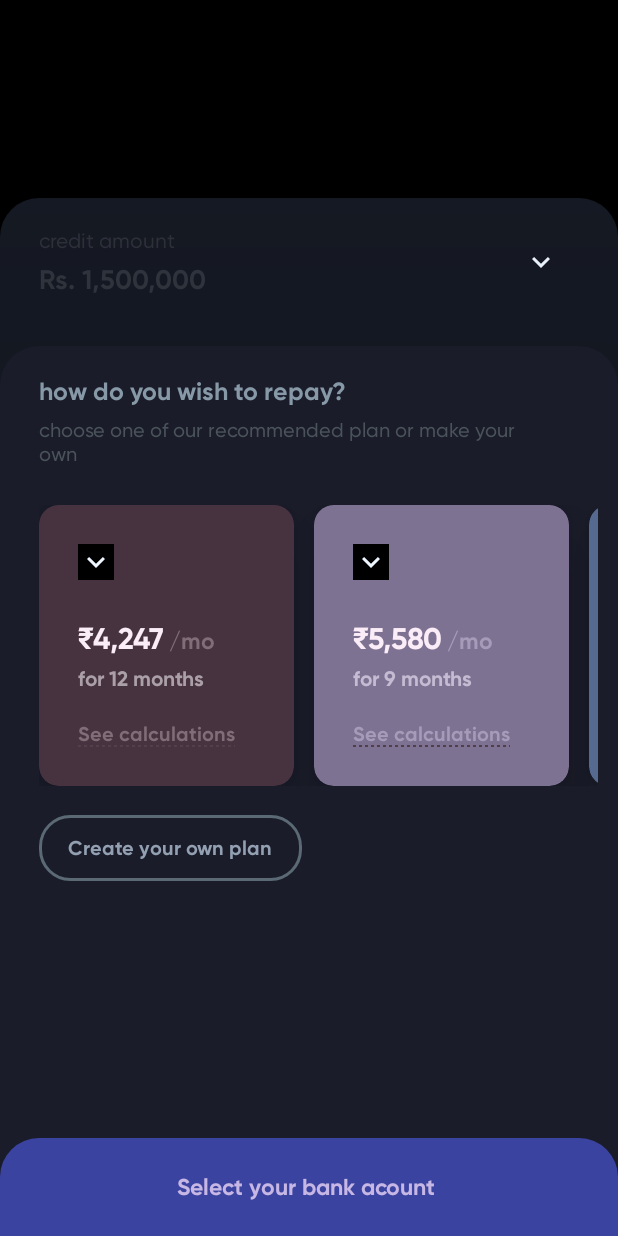
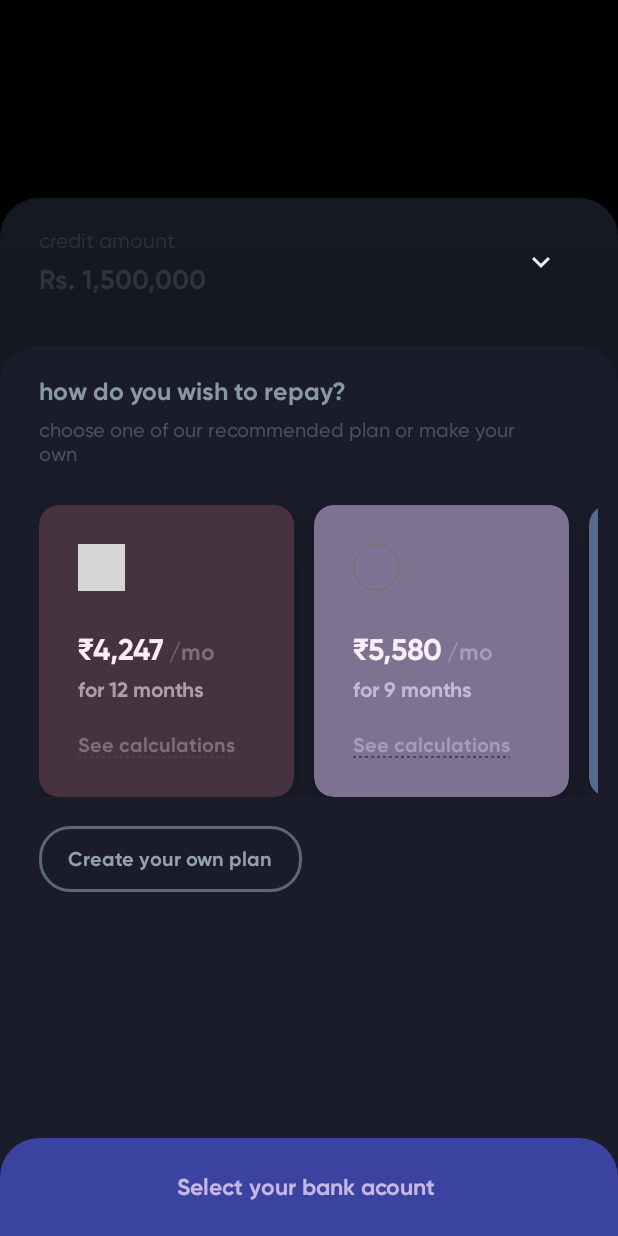
Before and after one commit to Tanvi-Goyal/StackApp, an Android app: the screen it shows after launch (MainActivity), after a tap on "Proceed to EMI selection", on a phone screen of 412 x 824 dp. Run offline under Robolectric (Android 15) with nearby library versions, the phone set to English and light mode, and no system bars; our stand-ins replace data binding, sdp/ssp sizes; plain views replace CircularSeekBar; grey boxes are pictures that could not be loaded.

Commit message:
repay option selector

```diff
--- a/app/src/main/java/com/stackapp/view/adapter/RepayPlanAdapter.kt
+++ b/app/src/main/java/com/stackapp/view/adapter/RepayPlanAdapter.kt
@@ -6,6 +6,7 @@ import android.text.Spanned
 import android.text.style.ForegroundColorSpan
 import android.text.style.RelativeSizeSpan
 import android.view.LayoutInflater
+import android.view.View
 import android.view.ViewGroup
 import androidx.databinding.DataBindingUtil
 import androidx.recyclerview.widget.RecyclerView
@@ -18,7 +19,8 @@ class RepayPlanAdapter :
     RecyclerView.Adapter<RepayPlanAdapter.TestsViewHolder>() {
 
     private var list = ArrayList<RepayModel>()
-    var onItemClick: ((RepayModel) -> Unit)? = null
+    var onItemClick: ((RepayModel, Int) -> Unit)? = null
+    var selectedItem = 0
 
     override fun onCreateViewHolder(parent: ViewGroup, viewType: Int): TestsViewHolder {
         val binding: ItemRepayPlanBinding = DataBindingUtil.inflate(
@@ -33,6 +35,23 @@ class RepayPlanAdapter :
 
     override fun onBindViewHolder(holder: TestsViewHolder, position: Int) {
         holder.bind(list[position])
+
+        if (position == selectedItem) {
+            holder.binding.selector.background = holder.itemView.resources.getDrawable(R.drawable.repay_option_selected)
+            holder.binding.selectPlan.visibility = View.VISIBLE
+        } else {
+            holder.binding.selector.background = holder.itemView.resources.getDrawable(R.drawable.repay_option_unselected)
+            holder.binding.selectPlan.visibility = View.GONE
+        }
+    }
+
+    private fun getbackground(background: Int, itemView: View) : Int{
+        return when (background) {
+            itemView.resources.getColor(R.color.color1) -> itemView.resources.getColor(R.color.color1Selected)
+            itemView.resources.getColor(R.color.color2) -> itemView.resources.getColor(R.color.color2Selected)
+            itemView.resources.getColor(R.color.color3) -> itemView.resources.getColor(R.color.color3Selected)
+            else -> 0
+        }
     }
 
     fun setData(list: ArrayList<RepayModel>) {
@@ -40,11 +59,23 @@ class RepayPlanAdapter :
         notifyDataSetChanged()
     }
 
+    fun updateSelectedPosition(selected: Int) {
+        val previousItem = selectedItem
+        selectedItem = selected
+
+        notifyItemChanged(previousItem)
+        notifyItemChanged(selected)
+    }
+
     inner class TestsViewHolder(var binding: ItemRepayPlanBinding) :
         RecyclerView.ViewHolder(binding.root) {
 
         fun bind(item: RepayModel) {
             binding.executePendingBindings()
+
+            binding.selector.background = itemView.resources.getDrawable(R.drawable.repay_option_unselected)
+            binding.selectPlan.visibility = View.GONE
+
             binding.card.setCardBackgroundColor(item.background)
             val string =
                 SpannableString(itemView.resources.getString(R.string.Rs) + item.amount + " /mo")
@@ -61,6 +92,12 @@ class RepayPlanAdapter :
             binding.txtSeeCalculations.setTextColor(getColorForCalculations(item.background))
 
 //            (binding.txtSeeCalculations.background as GradientDrawable).setStroke(2, getColorForCalculations(item.background))
+        }
+
+        init {
+            binding.selector.setOnClickListener {
+                onItemClick?.invoke(list[adapterPosition], adapterPosition)
+            }
         }
 
         private fun getColorForCalculations(background: Int): Int {
--- a/app/src/main/java/com/stackapp/view/fragments/SecondFragment.kt
+++ b/app/src/main/java/com/stackapp/view/fragments/SecondFragment.kt
@@ -85,6 +85,10 @@ class SecondFragment : Fragment() {
         binding.recycler.layoutManager =
             LinearLayoutManager(requireContext(), LinearLayoutManager.HORIZONTAL, false)
         adapter.setData(createData())
+
+        adapter.onItemClick = { model, position ->
+            adapter.updateSelectedPosition(position)
+        }
     }
 
     private fun createData(): ArrayList<RepayModel> {
--- /dev/null
+++ b/app/src/main/res/drawable/repay_option_unselected.xml
@@ -0,0 +1,13 @@
+<?xml version="1.0" encoding="utf-8"?>
+<shape xmlns:android="http://schemas.android.com/apk/res/android"
+    android:shape="oval">
+    <stroke
+        android:width="1dp"
+        android:color="@color/color1Calculations" />
+    <corners android:radius="20dp" />
+    <padding
+        android:top="@dimen/_8sdp"
+        android:bottom="@dimen/_8sdp"
+        android:left="@dimen/_8sdp"
+        android:right="@dimen/_8sdp"/>
+</shape>
--- a/app/src/main/res/layout/item_repay_plan.xml
+++ b/app/src/main/res/layout/item_repay_plan.xml
@@ -19,14 +19,24 @@
             android:paddingRight="@dimen/_30sdp"
             android:paddingBottom="@dimen/_20sdp">
 
+            <View
+                android:id="@+id/selector"
+                android:layout_width="@dimen/_24sdp"
+                android:layout_height="@dimen/_24sdp"
+                android:background="@drawable/repay_option_unselected"
+                app:layout_constraintStart_toStartOf="parent"
+                app:layout_constraintTop_toTopOf="parent" />
+
             <ImageView
                 android:id="@+id/selectPlan"
                 android:layout_width="wrap_content"
                 android:layout_height="wrap_content"
-                android:background="@color/black"
-                android:src="@drawable/ic_baseline_expand_more_24"
-                app:layout_constraintStart_toStartOf="parent"
-                app:layout_constraintTop_toTopOf="parent" />
+                android:src="@drawable/ic_check"
+                android:visibility="gone"
+                app:layout_constraintBottom_toBottomOf="@id/selector"
+                app:layout_constraintEnd_toEndOf="@id/selector"
+                app:layout_constraintStart_toStartOf="@id/selector"
+                app:layout_constraintTop_toTopOf="@id/selector" />
 
             <TextView
                 android:id="@+id/planAmount"
@@ -38,7 +48,7 @@
                 android:textColor="#fbedf7"
                 android:textSize="@dimen/_12ssp"
                 app:layout_constraintStart_toStartOf="parent"
-                app:layout_constraintTop_toBottomOf="@id/selectPlan" />
+                app:layout_constraintTop_toBottomOf="@id/selector" />
 
             <TextView
                 android:id="@+id/planDuration"
```
